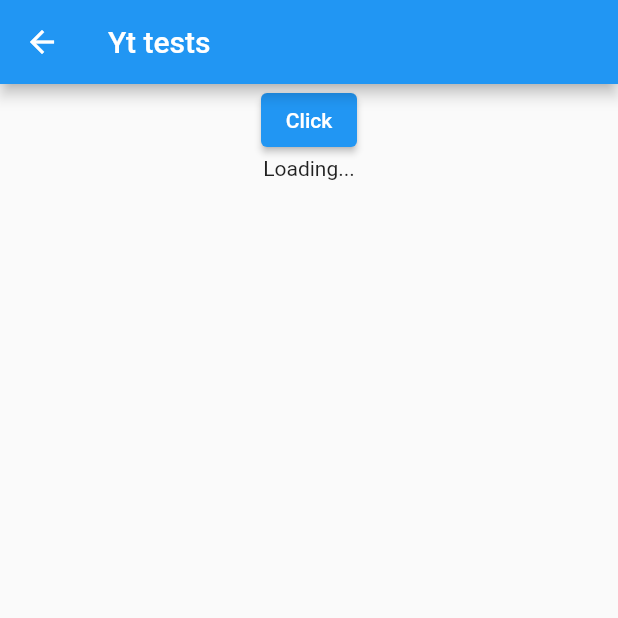
After one commit to 91alban/flutter-basic-http-request, a Flutter app: the screen it shows after launch, after a tap on "Yt tests", on a phone screen of 412 x 824 dp, the top half of it. The commit adds this screen. Run offline on Flutter 3.47's test engine with Material 2 defaults, Android fonts, the phone set to English and light mode, and no system bars; network calls fail.

Commit message:
users list view done

```diff
--- /dev/null
+++ b/lib/models/user_yt_tutorial.dart/user.dart
@@ -0,0 +1,23 @@
+class User {
+  final int id;
+  final String name;
+  final String email;
+  final String userName;
+  final String street;
+
+  User({
+    required this.id,
+    required this.name,
+    required this.email,
+    required this.userName,
+    required this.street,
+  });
+
+  static User fromJson(json) => User(
+        id: json['id'],
+        name: json['name'],
+        email: json['email'],
+        userName: json['username'],
+        street: json['address']['street'],
+      );
+}
--- a/lib/screens/login_screen.dart
+++ b/lib/screens/login_screen.dart
@@ -1,4 +1,5 @@
 import 'package:e_check_survey/screens/homepage_screen.dart';
+import 'package:e_check_survey/screens/yt_tests.dart';
 import 'package:flutter/material.dart';
 import 'package:e_check_survey/services/api_service.dart';
 
@@ -99,6 +100,21 @@ class _LoginScreenState extends State<LoginScreen> {
             //     )
             //   ],
             // ),
+            ElevatedButton.icon(
+                style: ElevatedButton.styleFrom(
+                  minimumSize: const Size.fromHeight(50),
+                ),
+                icon: const Icon(
+                  Icons.dangerous,
+                  size: 32,
+                ),
+                label: const Text('Yt tests'),
+                onPressed: () {
+                  Navigator.push(
+                    context,
+                    MaterialPageRoute(builder: (context) => YtTests()),
+                  );
+                }),
           ],
         ),
       ),
--- /dev/null
+++ b/lib/screens/user_screen.dart
@@ -0,0 +1,12 @@
+import 'package:flutter/material.dart';
+
+class UserScreen extends StatelessWidget {
+  const UserScreen(int id, {Key? key}) : super(key: key);
+
+  @override
+  Widget build(BuildContext context) {
+    return Scaffold(
+      appBar: AppBar(title: Text('Single User Screen')),
+    );
+  }
+}
--- /dev/null
+++ b/lib/screens/yt_tests.dart
@@ -0,0 +1,85 @@
+import 'package:e_check_survey/screens/user_screen.dart';
+import 'package:e_check_survey/services/json_call_tests.dart';
+import 'package:flutter/material.dart';
+import '../models/user_yt_tutorial.dart/user.dart';
+
+class YtTests extends StatefulWidget {
+  YtTests({Key? key}) : super(key: key);
+
+  @override
+  State<YtTests> createState() => _YtTestsState();
+}
+
+class _YtTestsState extends State<YtTests> {
+  Future<List<User>> usersFuture = getUserData();
+  @override
+  Widget build(BuildContext context) {
+    return Scaffold(
+      appBar: AppBar(title: Text('Yt tests')),
+      body: SingleChildScrollView(
+        child: Column(
+          children: [
+            Center(
+              child: ElevatedButton(
+                child: Text('Click'),
+                onPressed: () {
+                  getUserData();
+                },
+              ),
+            ),
+            Container(
+              height: 500,
+              child: FutureBuilder<List<User>>(
+                  future: usersFuture,
+                  builder: (context, snapshot) {
+                    if (snapshot.hasData) {
+                      final users = snapshot.data!;
+                      return buildUsers(users);
+                    } else {
+                      return const Text('Loading...');
+                    }
+                  }),
+            )
+            // FutureBuilder(
+            //   builder: (context, AsyncSnapshot snapshot) {
+            //     if (snapshot.data == null) {
+            //       return const Center(
+            //         child: Text('Loading...'),
+            //       );
+            //     } else {
+            //       return ListView.builder(
+            //         itemCount: snapshot.data.length,
+            //         itemBuilder: (context, i) {
+            //           return ListTile(
+            //             title: Text(snapshot.data[i].name),
+            //             subtitle: Text(snapshot.data[i].userName),
+            //           );
+            //         },
+            //       );
+            //     }
+            //   },
+            // )
+          ],
+        ),
+      ),
+    );
+  }
+
+  Widget buildUsers(List<User> users) => ListView.builder(
+        itemCount: users.length,
+        itemBuilder: (context, i) {
+          final user = users[i];
+          return ListTile(
+            title: Text(user.name),
+            subtitle: Text(user.userName),
+            trailing: Text(user.street),
+            onTap: () {
+              Navigator.push(
+                context,
+                MaterialPageRoute(builder: (context) => UserScreen(user.id)),
+              );
+            },
+          );
+        },
+      );
+}
--- /dev/null
+++ b/lib/services/json_call_tests.dart
@@ -0,0 +1,37 @@
+import 'dart:convert';
+import 'dart:math';
+import 'package:e_check_survey/models/user_yt_tutorial.dart/user.dart';
+
+import '../models/survey_model.dart';
+import 'package:http/http.dart' as http;
+
+var client = http.Client();
+
+Future<List<User>> getUserData() async {
+  var response =
+      await client.get(Uri.parse('https://jsonplaceholder.typicode.com/users'));
+  print("RESPONSE");
+  print(response);
+  print("RESPONSE");
+  var jsonData = jsonDecode(response.body);
+  print(jsonData);
+  // print(jsonData);
+  // var list = [];
+  // list = jsonData.map<User>(User.fromJson).toList();
+  // print(list);
+  return jsonData.map<User>(User.fromJson).toList();
+
+  // List<User> users = [];
+
+  // for (var u in jsonData) {
+  //   User user = User(
+  //     name: u['name'],
+  //     email: u['email'],
+  //     userName: u['username'],
+  //   );
+  //   users.add(user);
+  // }
+  // print(users);
+  // print(users.length);
+  // return users;
+}
```
